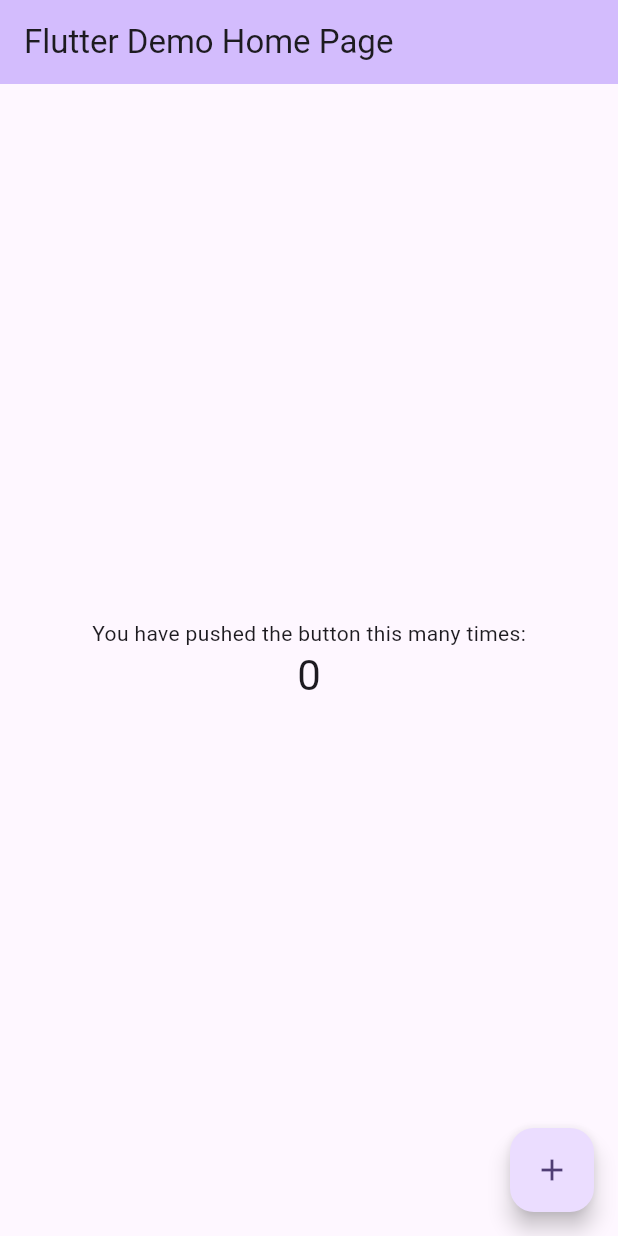
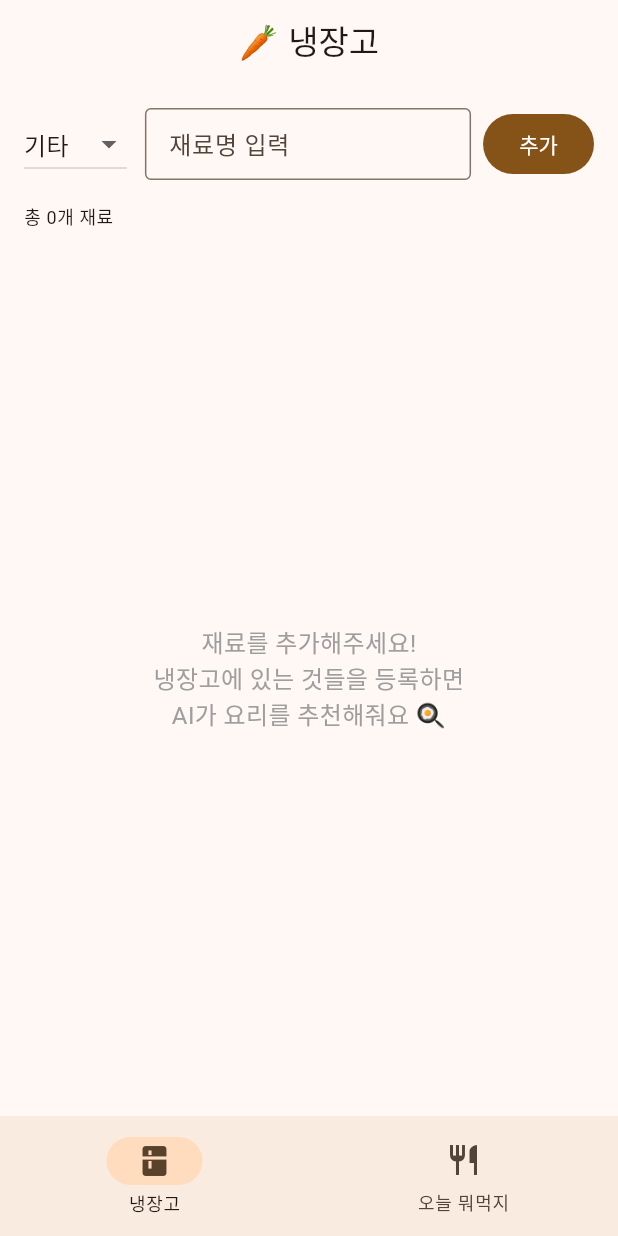
Before and after one commit to chaehyeon7/whattoeat-app, a Flutter app: the screen it shows after launch, on a phone screen of 412 x 824 dp. Run offline on Flutter 3.47's test engine with Material 3 defaults, Android fonts, the phone set to English and light mode, and no system bars; our stand-ins replace flutter_dotenv, shared_preferences.

Commit message:
탭1화면구조 구현: 냉장고 화면(재료 CRUD)

```diff
--- a/lib/main.dart
+++ b/lib/main.dart
@@ -1,121 +1,65 @@
 import 'package:flutter/material.dart';
+import 'package:flutter_dotenv/flutter_dotenv.dart';
+import 'screens/fridge_screen.dart';
+import 'screens/recommend_screen.dart';
 
-void main() {
-  runApp(const MyApp());
+Future<void> main() async {
+  await dotenv.load(fileName: ".env");
+  runApp(const WhatToEatApp());
 }
 
-class MyApp extends StatelessWidget {
-  const MyApp({super.key});
+class WhatToEatApp extends StatelessWidget {
+  const WhatToEatApp({super.key});
 
-  // This widget is the root of your application.
   @override
   Widget build(BuildContext context) {
     return MaterialApp(
-      title: 'Flutter Demo',
+      title: '뭐먹지',
+      debugShowCheckedModeBanner: false,
       theme: ThemeData(
-        // This is the theme of your application.
-        //
-        // TRY THIS: Try running your application with "flutter run". You'll see
-        // the application has a purple toolbar. Then, without quitting the app,
-        // try changing the seedColor in the colorScheme below to Colors.green
-        // and then invoke "hot reload" (save your changes or press the "hot
-        // reload" button in a Flutter-supported IDE, or press "r" if you used
-        // the command line to start the app).
-        //
-        // Notice that the counter didn't reset back to zero; the application
-        // state is not lost during the reload. To reset the state, use hot
-        // restart instead.
-        //
-        // This works for code too, not just values: Most code changes can be
-        // tested with just a hot reload.
-        colorScheme: .fromSeed(seedColor: Colors.deepPurple),
+        colorSchemeSeed: Colors.orange,
+        useMaterial3: true,
+        brightness: Brightness.light,
       ),
-      home: const MyHomePage(title: 'Flutter Demo Home Page'),
+      home: const MainScreen(),
     );
   }
 }
 
-class MyHomePage extends StatefulWidget {
-  const MyHomePage({super.key, required this.title});
-
-  // This widget is the home page of your application. It is stateful, meaning
-  // that it has a State object (defined below) that contains fields that affect
-  // how it looks.
-
-  // This class is the configuration for the state. It holds the values (in this
-  // case the title) provided by the parent (in this case the App widget) and
-  // used by the build method of the State. Fields in a Widget subclass are
-  // always marked "final".
-
-  final String title;
+class MainScreen extends StatefulWidget {
+  const MainScreen({super.key});
 
   @override
-  State<MyHomePage> createState() => _MyHomePageState();
+  State<MainScreen> createState() => _MainScreenState();
 }
 
-class _MyHomePageState extends State<MyHomePage> {
-  int _counter = 0;
+class _MainScreenState extends State<MainScreen> {
+  int _currentIndex = 0;
 
-  void _incrementCounter() {
-    setState(() {
-      // This call to setState tells the Flutter framework that something has
-      // changed in this State, which causes it to rerun the build method below
-      // so that the display can reflect the updated values. If we changed
-      // _counter without calling setState(), then the build method would not be
-      // called again, and so nothing would appear to happen.
-      _counter++;
-    });
-  }
+  final _screens = const [
+    FridgeScreen(),
+    RecommendScreen(),
+  ];
 
   @override
   Widget build(BuildContext context) {
-    // This method is rerun every time setState is called, for instance as done
-    // by the _incrementCounter method above.
-    //
-    // The Flutter framework has been optimized to make rerunning build methods
-    // fast, so that you can just rebuild anything that needs updating rather
-    // than having to individually change instances of widgets.
     return Scaffold(
-      appBar: AppBar(
-        // TRY THIS: Try changing the color here to a specific color (to
-        // Colors.amber, perhaps?) and trigger a hot reload to see the AppBar
-        // change color while the other colors stay the same.
-        backgroundColor: Theme.of(context).colorScheme.inversePrimary,
-        // Here we take the value from the MyHomePage object that was created by
-        // the App.build method, and use it to set our appbar title.
-        title: Text(widget.title),
-      ),
-      body: Center(
-        // Center is a layout widget. It takes a single child and positions it
-        // in the middle of the parent.
-        child: Column(
-          // Column is also a layout widget. It takes a list of children and
-          // arranges them vertically. By default, it sizes itself to fit its
-          // children horizontally, and tries to be as tall as its parent.
-          //
-          // Column has various properties to control how it sizes itself and
-          // how it positions its children. Here we use mainAxisAlignment to
-          // center the children vertically; the main axis here is the vertical
-          // axis because Columns are vertical (the cross axis would be
-          // horizontal).
-          //
-          // TRY THIS: Invoke "debug painting" (choose the "Toggle Debug Paint"
-          // action in the IDE, or press "p" in the console), to see the
-          // wireframe for each widget.
-          mainAxisAlignment: .center,
-          children: [
-            const Text('You have pushed the button this many times:'),
-            Text(
-              '$_counter',
-              style: Theme.of(context).textTheme.headlineMedium,
-            ),
-          ],
-        ),
-      ),
-      floatingActionButton: FloatingActionButton(
-        onPressed: _incrementCounter,
-        tooltip: 'Increment',
-        child: const Icon(Icons.add),
+      body: _screens[_currentIndex],
+      bottomNavigationBar: NavigationBar(
+        selectedIndex: _currentIndex,
+        onDestinationSelected: (index) => setState(() => _currentIndex = index),
+        destinations: const [
+          NavigationDestination(
+            icon: Icon(Icons.kitchen_outlined),
+            selectedIcon: Icon(Icons.kitchen),
+            label: '냉장고',
+          ),
+          NavigationDestination(
+            icon: Icon(Icons.restaurant_outlined),
+            selectedIcon: Icon(Icons.restaurant),
+            label: '오늘 뭐먹지',
+          ),
+        ],
       ),
     );
   }
--- /dev/null
+++ b/lib/screens/fridge_screen.dart
@@ -0,0 +1,188 @@
+import 'package:flutter/material.dart';
+import 'package:shared_preferences/shared_preferences.dart';
+import 'dart:convert';
+
+class FridgeScreen extends StatefulWidget {
+  const FridgeScreen({super.key});
+
+  @override
+  State<FridgeScreen> createState() => _FridgeScreenState();
+}
+
+class _FridgeScreenState extends State<FridgeScreen> {
+  final _controller = TextEditingController();
+  List<Map<String, String>> _ingredients = [];
+
+  static const _categories = ['채소', '육류', '해산물', '양념', '기타'];
+  String _selectedCategory = '기타';
+
+  @override
+  void initState() {
+    super.initState();
+    _loadIngredients();
+  }
+
+  Future<void> _loadIngredients() async {
+    final prefs = await SharedPreferences.getInstance();
+    final data = prefs.getString('ingredients');
+    if (data != null) {
+      setState(() {
+        _ingredients = List<Map<String, String>>.from(
+          (jsonDecode(data) as List).map((e) => Map<String, String>.from(e)),
+        );
+      });
+    }
+  }
+
+  Future<void> _saveIngredients() async {
+    final prefs = await SharedPreferences.getInstance();
+    await prefs.setString('ingredients', jsonEncode(_ingredients));
+  }
+
+  void _addIngredient() {
+    final name = _controller.text.trim();
+    if (name.isEmpty) return;
+
+    setState(() {
+      _ingredients.add({'name': name, 'category': _selectedCategory});
+      _controller.clear();
+    });
+    _saveIngredients();
+  }
+
+  void _removeIngredient(int index) {
+    setState(() => _ingredients.removeAt(index));
+    _saveIngredients();
+  }
+
+  @override
+  Widget build(BuildContext context) {
+    final grouped = <String, List<Map<String, String>>>{};
+    for (final item in _ingredients) {
+      grouped.putIfAbsent(item['category']!, () => []).add(item);
+    }
+
+    return Scaffold(
+      appBar: AppBar(
+        title: const Text('🥕 냉장고'),
+        centerTitle: true,
+      ),
+      body: Column(
+        children: [
+          // 재료 입력 영역
+          Padding(
+            padding: const EdgeInsets.all(16),
+            child: Row(
+              children: [
+                // 카테고리 선택
+                DropdownButton<String>(
+                  value: _selectedCategory,
+                  items: _categories
+                      .map((c) => DropdownMenuItem(value: c, child: Text(c)))
+                      .toList(),
+                  onChanged: (v) => setState(() => _selectedCategory = v!),
+                ),
+                const SizedBox(width: 12),
+                // 재료명 입력
+                Expanded(
+                  child: TextField(
+                    controller: _controller,
+                    decoration: const InputDecoration(
+                      hintText: '재료명 입력',
+                      border: OutlineInputBorder(),
+                      contentPadding:
+                          EdgeInsets.symmetric(horizontal: 12, vertical: 8),
+                    ),
+                    onSubmitted: (_) => _addIngredient(),
+                  ),
+                ),
+                const SizedBox(width: 8),
+                // 추가 버튼
+                FilledButton(
+                  onPressed: _addIngredient,
+                  child: const Text('추가'),
+                ),
+              ],
+            ),
+          ),
+
+          // 재료 개수 표시
+          Padding(
+            padding: const EdgeInsets.symmetric(horizontal: 16),
+            child: Row(
+              children: [
+                Text(
+                  '총 ${_ingredients.length}개 재료',
+                  style: Theme.of(context).textTheme.bodySmall,
+                ),
+              ],
+            ),
+          ),
+          const SizedBox(height: 8),
+
+          // 재료 목록
+          Expanded(
+            child: _ingredients.isEmpty
+                ? const Center(
+                    child: Text(
+                      '재료를 추가해주세요!\n냉장고에 있는 것들을 등록하면\nAI가 요리를 추천해줘요 🍳',
+                      textAlign: TextAlign.center,
+                      style: TextStyle(color: Colors.grey, fontSize: 16),
+                    ),
+                  )
+                : ListView(
+                    padding: const EdgeInsets.symmetric(horizontal: 16),
+                    children: grouped.entries.map((entry) {
+                      return Column(
+                        crossAxisAlignment: CrossAxisAlignment.start,
+                        children: [
+                          // 카테고리 헤더
+                          Padding(
+                            padding: const EdgeInsets.only(top: 12, bottom: 4),
+                            child: Text(
+                              _categoryEmoji(entry.key),
+                              style: Theme.of(context)
+                                  .textTheme
+                                  .titleSmall
+                                  ?.copyWith(fontWeight: FontWeight.bold),
+                            ),
+                          ),
+                          // 재료 칩 목록
+                          Wrap(
+                            spacing: 8,
+                            runSpacing: 4,
+                            children: entry.value.map((item) {
+                              final index = _ingredients.indexOf(item);
+                              return Chip(
+                                label: Text(item['name']!),
+                                onDeleted: () => _removeIngredient(index),
+                                deleteIconColor: Colors.red.shade300,
+                              );
+                            }).toList(),
+                          ),
+                        ],
+                      );
+                    }).toList(),
+                  ),
+          ),
+        ],
+      ),
+    );
+  }
+
+  String _categoryEmoji(String category) {
+    return switch (category) {
+      '채소' => '🥬 채소',
+      '육류' => '🥩 육류',
+      '해산물' => '🐟 해산물',
+      '양념' => '🧂 양념',
+      _ => '📦 기타',
+    };
+  }
+
+  @override
+  void dispose() {
+    _controller.dispose();
+    super.dispose();
+  }
+}
```
Also changed, not shown: lib/screens/recommend_screen.dart (added, +22 -0 lines), pubspec.yaml (+5 -3 lines), pubspec.lock, 8 other files.
